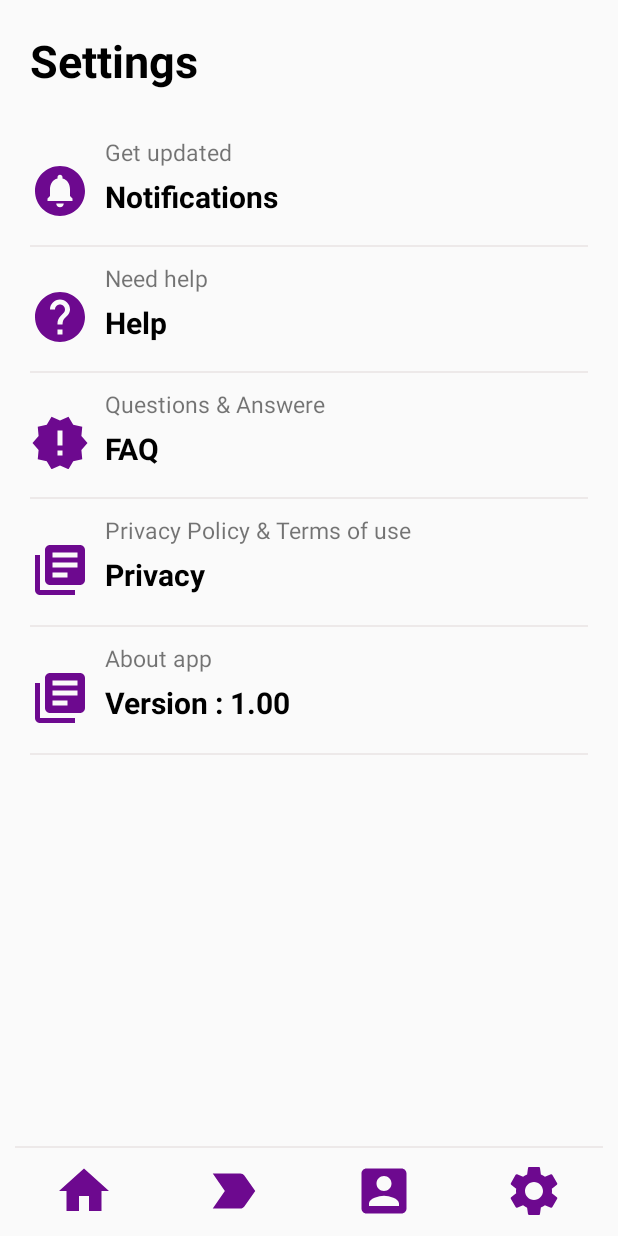
After one commit to KayesFahim/Fly-Far-Ladies, an Android app: the SettingsActivity screen opened directly, with no data from a screen before it, on a phone screen of 412 x 824 dp. The commit adds this screen. Run offline under Robolectric (Android 15) with nearby library versions, the phone set to English and light mode, and no system bars.

Commit message:
Settings Page Done

```diff
--- a/app/src/main/AndroidManifest.xml
+++ b/app/src/main/AndroidManifest.xml
@@ -9,6 +9,9 @@
         android:roundIcon="@mipmap/ic_launcher_round"
         android:supportsRtl="true"
         android:theme="@style/Theme.FlyFarLadies">
+        <activity
+            android:name=".Dashboard.SettingsActivity"
+            android:exported="false" />
         <activity
             android:name=".ProfileActivity"
             android:exported="false" />
--- /dev/null
+++ b/app/src/main/java/com/example/flyfarladies/Dashboard/SettingsActivity.java
@@ -0,0 +1,15 @@
+package com.example.flyfarladies.Dashboard;
+
+import androidx.appcompat.app.AppCompatActivity;
+import com.example.flyfarladies.R;
+import android.os.Bundle;
+
+public class SettingsActivity extends AppCompatActivity {
+
+    @Override
+    protected void onCreate(Bundle savedInstanceState) {
+        super.onCreate(savedInstanceState);
+        setContentView(R.layout.activity_settings);
+
+    }
+}
--- /dev/null
+++ b/app/src/main/res/drawable-v24/icon_faq.xml
@@ -0,0 +1,5 @@
+<vector android:height="24dp" android:tint="#6D098F"
+    android:viewportHeight="24" android:viewportWidth="24"
+    android:width="24dp" xmlns:android="http://schemas.android.com/apk/res/android">
+    <path android:fillColor="@android:color/white" android:pathData="M23,12l-2.44,-2.78 0.34,-3.68 -3.61,-0.82 -1.89,-3.18L12,3 8.6,1.54 6.71,4.72l-3.61,0.81 0.34,3.68L1,12l2.44,2.78 -0.34,3.69 3.61,0.82 1.89,3.18L12,21l3.4,1.46 1.89,-3.18 3.61,-0.82 -0.34,-3.68L23,12zM13,17h-2v-2h2v2zM13,13h-2L11,7h2v6z"/>
+</vector>
--- /dev/null
+++ b/app/src/main/res/drawable-v24/icon_help.xml
@@ -0,0 +1,5 @@
+<vector android:autoMirrored="true" android:height="24dp"
+    android:tint="#6D098F" android:viewportHeight="24"
+    android:viewportWidth="24" android:width="24dp" xmlns:android="http://schemas.android.com/apk/res/android">
+    <path android:fillColor="@android:color/white" android:pathData="M12,2C6.48,2 2,6.48 2,12s4.48,10 10,10 10,-4.48 10,-10S17.52,2 12,2zM13,19h-2v-2h2v2zM15.07,11.25l-0.9,0.92C13.45,12.9 13,13.5 13,15h-2v-0.5c0,-1.1 0.45,-2.1 1.17,-2.83l1.24,-1.26c0.37,-0.36 0.59,-0.86 0.59,-1.41 0,-1.1 -0.9,-2 -2,-2s-2,0.9 -2,2L8,9c0,-2.21 1.79,-4 4,-4s4,1.79 4,4c0,0.88 -0.36,1.68 -0.93,2.25z"/>
+</vector>
--- /dev/null
+++ b/app/src/main/res/drawable-v24/icon_notification.xml
@@ -0,0 +1,5 @@
+<vector android:height="24dp" android:tint="#6D098F"
+    android:viewportHeight="24" android:viewportWidth="24"
+    android:width="24dp" xmlns:android="http://schemas.android.com/apk/res/android">
+    <path android:fillColor="@android:color/white" android:pathData="M12,2C6.48,2 2,6.48 2,12s4.48,10 10,10 10,-4.48 10,-10S17.52,2 12,2zM12,18.5c-0.83,0 -1.5,-0.67 -1.5,-1.5h3c0,0.83 -0.67,1.5 -1.5,1.5zM17,16L7,16v-1l1,-1v-2.61C8,9.27 9.03,7.47 11,7v-0.5c0,-0.57 0.43,-1 1,-1s1,0.43 1,1L13,7c1.97,0.47 3,2.28 3,4.39L16,14l1,1v1z"/>
+</vector>
--- /dev/null
+++ b/app/src/main/res/drawable-v24/icon_privacy.xml
@@ -0,0 +1,5 @@
+<vector android:autoMirrored="true" android:height="24dp"
+    android:tint="#6D098F" android:viewportHeight="24"
+    android:viewportWidth="24" android:width="24dp" xmlns:android="http://schemas.android.com/apk/res/android">
+    <path android:fillColor="@android:color/white" android:pathData="M4,6L2,6v14c0,1.1 0.9,2 2,2h14v-2L4,20L4,6zM20,2L8,2c-1.1,0 -2,0.9 -2,2v12c0,1.1 0.9,2 2,2h12c1.1,0 2,-0.9 2,-2L22,4c0,-1.1 -0.9,-2 -2,-2zM19,11L9,11L9,9h10v2zM15,15L9,15v-2h6v2zM19,7L9,7L9,5h10v2z"/>
+</vector>
--- /dev/null
+++ b/app/src/main/res/drawable-v24/icon_version.xml
@@ -0,0 +1,5 @@
+<vector android:height="24dp" android:tint="#6D098F"
+    android:viewportHeight="24" android:viewportWidth="24"
+    android:width="24dp" xmlns:android="http://schemas.android.com/apk/res/android">
+    <path android:fillColor="@android:color/white" android:pathData="M17,1.01L7,1c-1.1,0 -2,0.9 -2,2v18c0,1.1 0.9,2 2,2h10c1.1,0 2,-0.9 2,-2V3c0,-1.1 -0.9,-1.99 -2,-1.99zM17,19H7V5h10v14z"/>
+</vector>
--- /dev/null
+++ b/app/src/main/res/layout/activity_settings.xml
@@ -0,0 +1,297 @@
+<?xml version="1.0" encoding="utf-8"?>
+<RelativeLayout xmlns:android="http://schemas.android.com/apk/res/android"
+    xmlns:tools="http://schemas.android.com/tools"
+    android:layout_width="match_parent"
+    android:layout_height="match_parent"
+    tools:context=".ProfileActivity">
+
+
+    <RelativeLayout
+        android:layout_width="match_parent"
+        android:layout_height="wrap_content"
+        android:layout_margin="20dp"
+        android:layout_marginStart="20dp"
+        android:layout_marginTop="20dp"
+        android:layout_marginEnd="20dp"
+        android:layout_marginBottom="20dp">
+
+
+        <TextView
+            android:id="@+id/profile"
+            android:layout_width="wrap_content"
+            android:layout_height="wrap_content"
+            android:layout_marginBottom="10dp"
+            android:text="@string/settings"
+            android:textColor="@color/black"
+            android:textSize="30sp"
+            android:textStyle="bold" />
+
+
+        <LinearLayout
+            android:id="@+id/notification"
+            android:layout_width="match_parent"
+            android:layout_height="wrap_content"
+            android:layout_below="@+id/profile"
+            android:layout_marginTop="20dp"
+            android:background="@drawable/bottomborder"
+            android:orientation="horizontal"
+            android:paddingBottom="20dp">
+
+            <ImageView
+                android:layout_width="40dp"
+                android:layout_height="40dp"
+                android:layout_marginTop="10dp"
+                android:layout_gravity="center_vertical"
+                android:src="@drawable/icon_notification" />
+
+            <RelativeLayout
+                android:layout_width="wrap_content"
+                android:layout_height="wrap_content"
+                android:layout_marginStart="10dp">
+
+                <TextView
+                    android:id="@+id/forgottext"
+                    android:layout_width="wrap_content"
+                    android:layout_height="wrap_content"
+                    android:text="@string/get_updated"
+                    android:textSize="15sp" />
+
+                <TextView
+                    android:layout_width="wrap_content"
+                    android:layout_height="wrap_content"
+                    android:layout_below="@+id/forgottext"
+                    android:layout_marginTop="5sp"
+                    android:text="Notifications"
+                    android:textColor="@color/black"
+                    android:textSize="20sp"
+                    android:textStyle="bold" />
+            </RelativeLayout>
+
+
+        </LinearLayout>
+
+        <LinearLayout
+            android:id="@+id/help"
+            android:layout_width="match_parent"
+            android:layout_height="wrap_content"
+            android:layout_below="@+id/notification"
+            android:layout_marginTop="10dp"
+            android:background="@drawable/bottomborder"
+            android:orientation="horizontal"
+            android:paddingBottom="20dp">
+
+            <ImageView
+                android:layout_width="40dp"
+                android:layout_height="40dp"
+                android:layout_marginTop="10dp"
+                android:layout_gravity="center_vertical"
+                android:src="@drawable/icon_help" />
+
+            <RelativeLayout
+                android:layout_width="wrap_content"
+                android:layout_height="wrap_content"
+                android:layout_marginStart="10dp">
+
+                <TextView
+                    android:id="@+id/favouritetext"
+                    android:layout_width="wrap_content"
+                    android:layout_height="wrap_content"
+                    android:text="@string/need_help"
+                    android:textSize="15sp" />
+
+                <TextView
+                    android:layout_width="wrap_content"
+                    android:layout_height="wrap_content"
+                    android:layout_below="@+id/favouritetext"
+                    android:layout_marginTop="5sp"
+                    android:text="@string/help"
+                    android:textColor="@color/black"
+                    android:textSize="20sp"
+                    android:textStyle="bold" />
+            </RelativeLayout>
+
+
+        </LinearLayout>
+
+        <LinearLayout
+            android:id="@+id/faq"
+            android:layout_width="match_parent"
+            android:layout_height="wrap_content"
+            android:layout_below="@+id/help"
+            android:layout_marginTop="10dp"
+            android:background="@drawable/bottomborder"
+            android:orientation="horizontal"
+            android:paddingBottom="20dp">
+
+            <ImageView
+                android:layout_width="40dp"
+                android:layout_height="40dp"
+                android:layout_marginTop="10dp"
+                android:layout_gravity="center_vertical"
+                android:src="@drawable/icon_faq" />
+
+            <RelativeLayout
+                android:layout_width="wrap_content"
+                android:layout_height="wrap_content"
+                android:layout_marginStart="10dp">
+
+                <TextView
+                    android:id="@+id/faqtext"
+                    android:layout_width="wrap_content"
+                    android:layout_height="wrap_content"
+                    android:text="@string/questions_amp_answere"
+                    android:textSize="15sp" />
+
+                <TextView
+                    android:layout_width="wrap_content"
+                    android:layout_height="wrap_content"
+                    android:layout_below="@+id/faqtext"
+                    android:layout_marginTop="5sp"
+                    android:text="@string/faq"
+                    android:textColor="@color/black"
+                    android:textSize="20sp"
+                    android:textStyle="bold" />
+            </RelativeLayout>
+
+
+        </LinearLayout>
+
+        <LinearLayout
+            android:id="@+id/privacy"
+            android:layout_width="match_parent"
+            android:layout_height="wrap_content"
+            android:layout_below="@+id/faq"
+            android:layout_marginTop="10dp"
+            android:background="@drawable/bottomborder"
+            android:orientation="horizontal"
+            android:paddingBottom="20dp">
+
+            <ImageView
+                android:layout_width="40dp"
+                android:layout_height="45dp"
+                android:layout_gravity="center_vertical"
+                android:layout_marginTop="10dp"
+                android:src="@drawable/icon_privacy" />
+
+            <RelativeLayout
+                android:layout_width="wrap_content"
+                android:layout_height="wrap_content"
+                android:layout_marginStart="10dp">
+
+                <TextView
+                    android:id="@+id/privacytext"
+                    android:layout_width="wrap_content"
+                    android:layout_height="wrap_content"
+                    android:text="@string/privacy_policy_amp_terms_of_use"
+                    android:textSize="15sp" />
+
+                <TextView
+                    android:layout_width="wrap_content"
+                    android:layout_height="wrap_content"
+                    android:layout_below="@+id/privacytext"
+                    android:layout_marginTop="5sp"
+                    android:text="@string/privacy"
+                    android:textColor="@color/black"
+                    android:textSize="20sp"
+                    android:textStyle="bold" />
+            </RelativeLayout>
+
+
+        </LinearLayout>
+        <LinearLayout
+            android:id="@+id/version"
+            android:layout_width="match_parent"
+            android:layout_height="wrap_content"
+            android:layout_below="@+id/privacy"
+            android:layout_marginTop="10dp"
+            android:background="@drawable/bottomborder"
+            android:orientation="horizontal"
+            android:paddingBottom="20dp">
+
+            <ImageView
+                android:layout_width="40dp"
+                android:layout_height="45dp"
+                android:layout_gravity="center_vertical"
+                android:layout_marginTop="10dp"
+                android:src="@drawable/icon_privacy" />
+
+            <RelativeLayout
+                android:layout_width="wrap_content"
+                android:layout_height="wrap_content"
+                android:layout_marginStart="10dp">
+
+                <TextView
+                    android:id="@+id/aboutapptext"
+                    android:layout_width="wrap_content"
+                    android:layout_height="wrap_content"
+                    android:text="@string/about_app"
+                    android:textSize="15sp" />
+
+                <TextView
+                    android:layout_width="wrap_content"
+                    android:layout_height="wrap_content"
+                    android:layout_below="@+id/aboutapptext"
+                    android:layout_marginTop="5sp"
+                    android:text="@string/version_1_00"
+                    android:textColor="@color/black"
+                    android:textSize="20sp"
+                    android:textStyle="bold" />
+            </RelativeLayout>
+
+
+        </LinearLayout>
+
+
+
+
+
+
+
+
+
+    </RelativeLayout>
+
+
+
+
+    <LinearLayout
+        android:background="@drawable/topborder"
+        android:layout_alignParentBottom="true"
+        android:layout_width="match_parent"
+        android:layout_margin="10dp"
+        android:paddingTop="10dp"
+        android:gravity="center"
+        android:layout_centerHorizontal="true"
+        android:layout_height="wrap_content">
+        <Button
+            android:layout_width="40dp"
+            android:layout_height="40dp"
+            android:layout_marginStart="30dp"
+            android:layout_marginEnd="30dp"
+            android:background="@drawable/icon_home" />
+        <Button
+            android:layout_width="40dp"
+            android:layout_height="40dp"
+            android:layout_marginStart="30dp"
+            android:layout_marginEnd="30dp"
+            android:background="@drawable/icon_paper"/>
+
+        <Button
+            android:layout_width="40dp"
+            android:layout_height="40dp"
+            android:layout_marginStart="30dp"
+            android:layout_marginEnd="30dp"
+            android:background="@drawable/icon_account"
+            tools:ignore="RtlSymmetry" />
+
+        <Button
+            android:layout_width="40dp"
+            android:layout_height="40dp"
+            android:layout_marginStart="30dp"
+            android:layout_marginEnd="30dp"
+            android:background="@drawable/icon_setting" />
+
+
+    </LinearLayout>
+
+</RelativeLayout>
--- a/app/src/main/res/values/strings.xml
+++ b/app/src/main/res/values/strings.xml
@@ -26,4 +26,14 @@
     <string name="all_offers_amp_deals"><![CDATA[All Offers & Deals]]></string>
     <string name="my_offers">My Offers</string>
     <string name="log_out">Log Out</string>
+    <string name="about_app">About app</string>
+    <string name="version_1_00">Version : 1.00</string>
+    <string name="privacy">Privacy</string>
+    <string name="privacy_policy_amp_terms_of_use"><![CDATA[Privacy Policy & Terms of use]]></string>
+    <string name="questions_amp_answere"><![CDATA[Questions & Answere]]></string>
+    <string name="faq">FAQ</string>
+    <string name="settings">Settings</string>
+    <string name="get_updated">Get updated</string>
+    <string name="help">Help</string>
+    <string name="need_help">Need help</string>
 </resources>
```
Also changed, not shown: app/src/main/res/drawable-v24/icon_account.xml (renamed from app/src/main/res/drawable/icon_account.xml), app/src/main/res/drawable-v24/icon_favourite.xml (renamed from app/src/main/res/drawable/icon_favourite.xml), app/src/main/res/drawable-v24/icon_home.xml (renamed from app/src/main/res/drawable/icon_home.xml), app/src/main/res/drawable-v24/icon_logout.xml (renamed from app/src/main/res/drawable/icon_logout.xml), app/src/main/res/drawable-v24/icon_offer.xml (renamed from app/src/main/res/drawable/icon_offer.xml), app/src/main/res/drawable-v24/icon_paper.xml (renamed from app/src/main/res/drawable/icon_paper.xml), app/src/main/res/drawable-v24/icon_pass.xml (renamed from app/src/main/res/drawable/icon_pass.xml), app/src/main/res/drawable-v24/icon_review.xml (renamed from app/src/main/res/drawable/icon_review.xml), app/src/main/res/drawable-v24/icon_setting.xml (renamed from app/src/main/res/drawable/icon_setting.xml).
